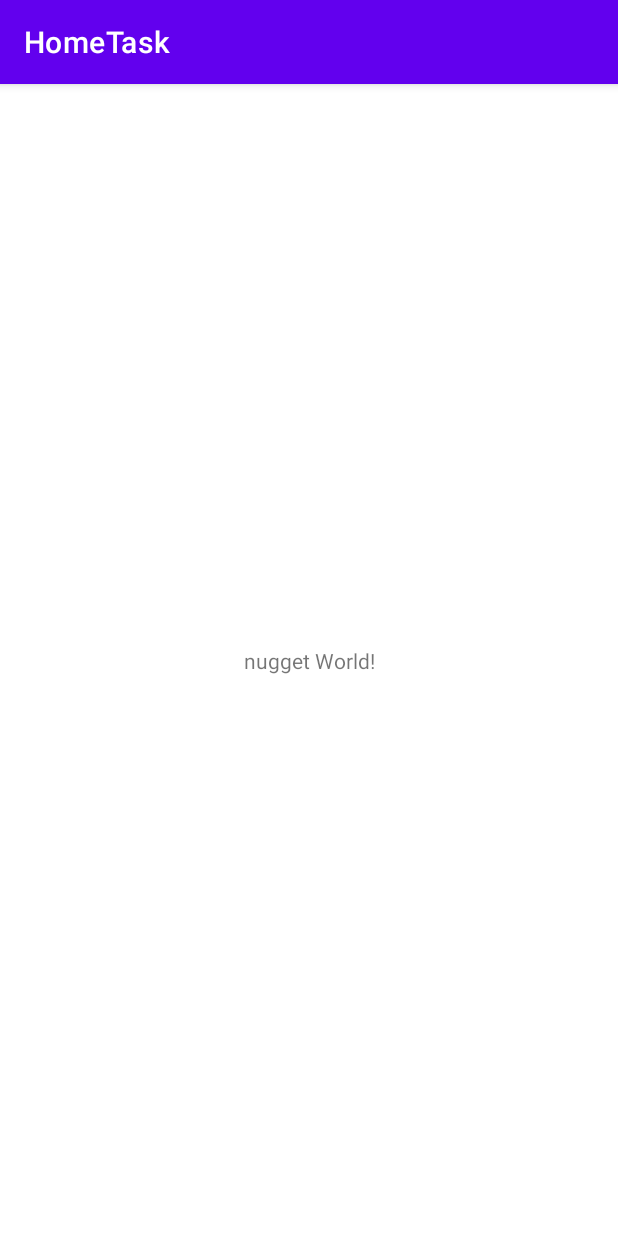
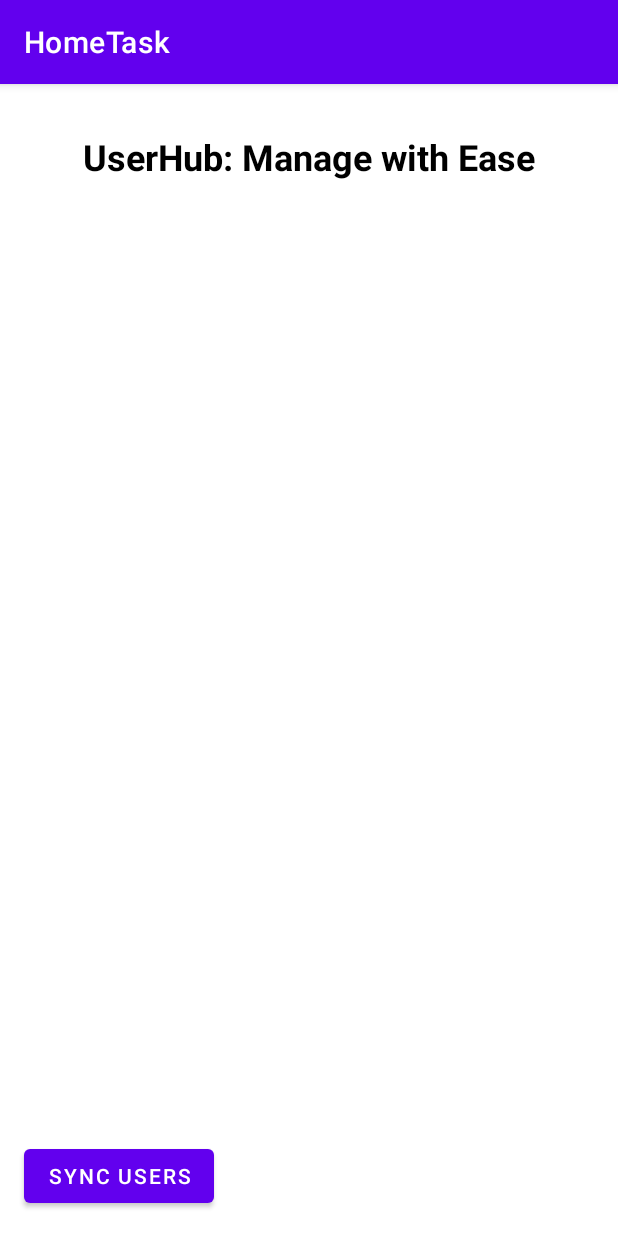
Before and after one commit to DavidZvonaruv5/AndroidApp, an Android app: the screen it shows after launch (MainActivity), on a phone screen of 412 x 824 dp. Run offline under Robolectric (Android 15) with nearby library versions, the phone set to English and light mode, and no system bars.

```diff
--- a/app/src/main/AndroidManifest.xml
+++ b/app/src/main/AndroidManifest.xml
@@ -1,6 +1,8 @@
 <?xml version="1.0" encoding="utf-8"?>
 <manifest xmlns:android="http://schemas.android.com/apk/res/android"
     xmlns:tools="http://schemas.android.com/tools">
+
+    <uses-permission android:name="android.permission.INTERNET" />
 
     <application
         android:allowBackup="true"
--- a/app/src/main/java/com/example/hometask/MainActivity.java
+++ b/app/src/main/java/com/example/hometask/MainActivity.java
@@ -1,11 +1,49 @@
 package com.example.hometask;
+
 import androidx.appcompat.app.AppCompatActivity;
 import android.os.Bundle;
+import android.view.View;
+import android.widget.Button;
+import android.widget.ProgressBar;
+import android.os.Handler;
+import android.os.Looper;
+import com.google.android.material.snackbar.Snackbar;
 
 public class MainActivity extends AppCompatActivity {
+
+    private ProgressBar loadingProgressBar;
+    private Button loadUsersButton;
+
     @Override
     protected void onCreate(Bundle savedInstanceState) {
         super.onCreate(savedInstanceState);
         setContentView(R.layout.activity_main);
+
+        loadingProgressBar = findViewById(R.id.loadingProgressBar);
+        loadUsersButton = findViewById(R.id.loadUsersButton);
+
+        loadUsersButton.setOnClickListener(v -> {
+            showLoading();
+            // Simulate loading process
+            new Handler(Looper.getMainLooper()).postDelayed(() -> {
+                hideLoading();
+                showSyncSuccessMessage();
+                // TODO: Implement actual user loading logic
+            }, 3000); // Simulating a 3-second loading process
+        });
+    }
+
+    private void showLoading() {
+        loadingProgressBar.setVisibility(View.VISIBLE);
+        loadUsersButton.setEnabled(false);
+    }
+
+    private void hideLoading() {
+        loadingProgressBar.setVisibility(View.GONE);
+        loadUsersButton.setEnabled(true);
+    }
+
+    private void showSyncSuccessMessage() {
+        Snackbar.make(findViewById(android.R.id.content), "Syncing successful", Snackbar.LENGTH_LONG).show();
     }
 }
--- a/app/src/main/res/layout/activity_main.xml
+++ b/app/src/main/res/layout/activity_main.xml
@@ -7,12 +7,35 @@
     tools:context=".MainActivity">
 
     <TextView
+        android:id="@+id/titleTextView"
         android:layout_width="wrap_content"
         android:layout_height="wrap_content"
-        android:text="nugget World!"
+        android:text="UserHub: Manage with Ease"
+        android:textSize="24sp"
+        android:textStyle="bold"
+        android:textColor="@android:color/black"
+        app:layout_constraintTop_toTopOf="parent"
+        app:layout_constraintStart_toStartOf="parent"
+        app:layout_constraintEnd_toEndOf="parent"
+        android:layout_marginTop="32dp"/>
+
+    <Button
+        android:id="@+id/loadUsersButton"
+        android:layout_width="wrap_content"
+        android:layout_height="wrap_content"
+        android:text="Sync Users"
         app:layout_constraintBottom_toBottomOf="parent"
-        app:layout_constraintLeft_toLeftOf="parent"
-        app:layout_constraintRight_toRightOf="parent"
-        app:layout_constraintTop_toTopOf="parent" />
+        app:layout_constraintStart_toStartOf="parent"
+        android:layout_margin="16dp"/>
+
+    <ProgressBar
+        android:id="@+id/loadingProgressBar"
+        android:layout_width="wrap_content"
+        android:layout_height="wrap_content"
+        android:visibility="gone"
+        app:layout_constraintTop_toTopOf="parent"
+        app:layout_constraintBottom_toBottomOf="parent"
+        app:layout_constraintStart_toStartOf="parent"
+        app:layout_constraintEnd_toEndOf="parent" />
 
 </androidx.constraintlayout.widget.ConstraintLayout>
```
Also changed, not shown: app/build.gradle.kts (+8 -0 lines).
